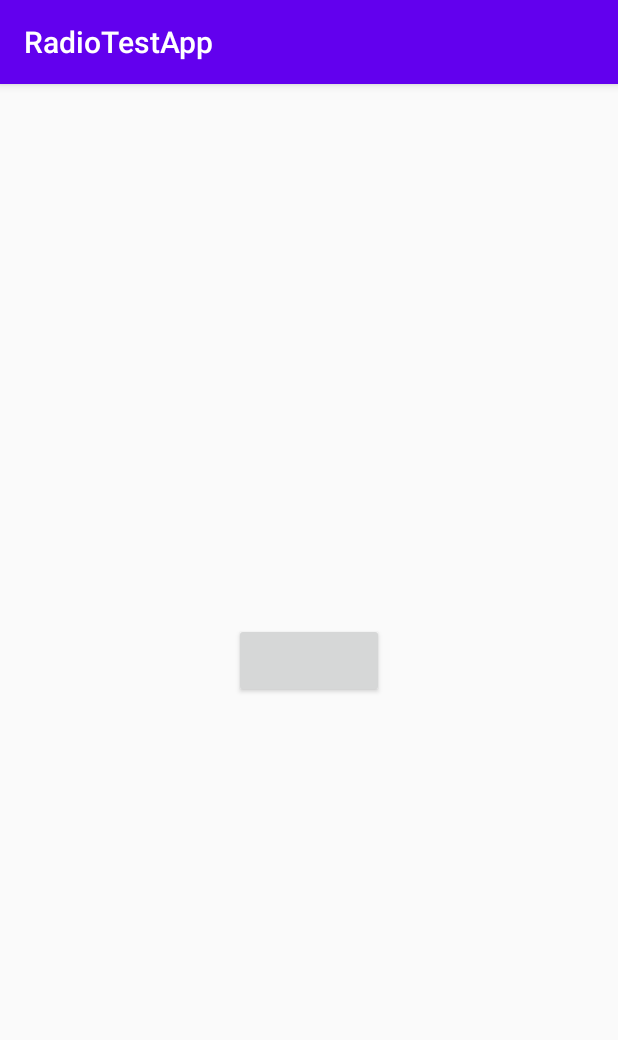
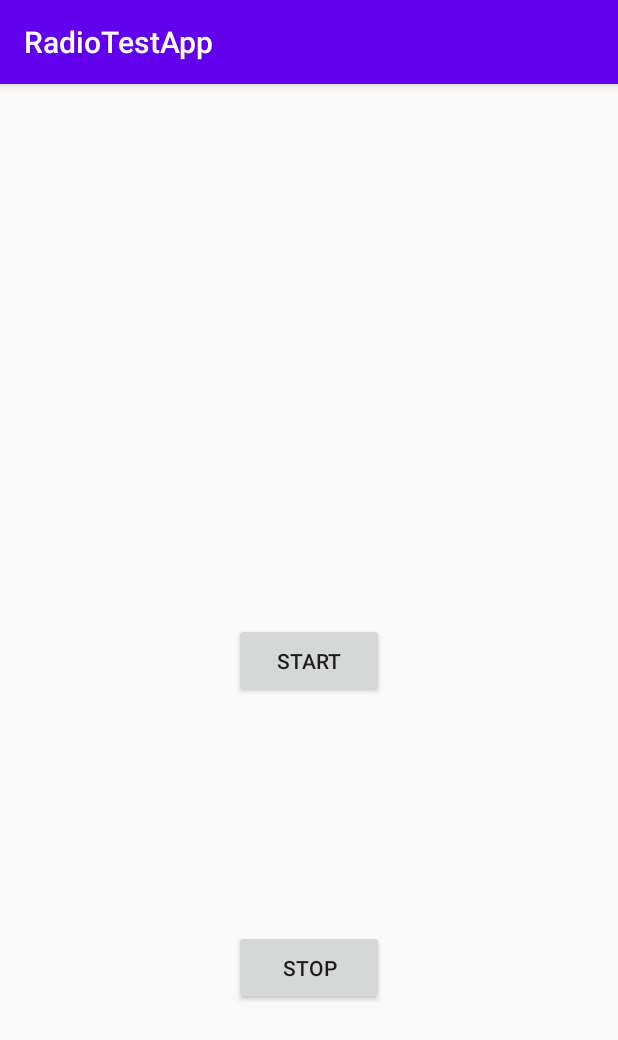
Before and after one commit to sherruh/RadioTool, an Android app: the screen it shows after launch (MainActivity), on a phone screen of 412 x 824 dp. Shown: the top 1040 px of the screen. Run offline under Robolectric (Android 15) with nearby library versions, the phone set to English and light mode, and no system bars; libraries missing offline, so code that uses them is left out: com.karumi.dexter; 1 statement that could not run was skipped.

Commit message:
Add start/stop for logging

```diff
--- a/app/src/main/java/com/example/radiotestapp/main/MainActivity.java
+++ b/app/src/main/java/com/example/radiotestapp/main/MainActivity.java
@@ -88,4 +88,7 @@ public class MainActivity extends AppCompatActivity implements CustomPhoneStateL
     public void onButtonClick(View view) {
         viewModel.start();
     }
+
+    public void onButton2Click(View view) { viewModel.stop();
+    }
 }
--- a/app/src/main/java/com/example/radiotestapp/main/radio/CustomPhoneStateListener.java
+++ b/app/src/main/java/com/example/radiotestapp/main/radio/CustomPhoneStateListener.java
@@ -6,7 +6,8 @@ import android.telephony.SignalStrength;
 
 public class CustomPhoneStateListener extends PhoneStateListener {
 
-    public static CustomPhoneStateListener start(OnSignalStrengthChangedListener onSignalStrengthChangedListener, CustomPhoneStateListener customPhoneStateListener){
+    public static CustomPhoneStateListener start(OnSignalStrengthChangedListener onSignalStrengthChangedListener,
+                                                 CustomPhoneStateListener customPhoneStateListener){
         return new CustomPhoneStateListener(onSignalStrengthChangedListener, customPhoneStateListener);
     }
 
@@ -15,7 +16,8 @@ public class CustomPhoneStateListener extends PhoneStateListener {
     private CustomPhoneStateListener() {
     }
 
-    /* synthetic */ CustomPhoneStateListener(OnSignalStrengthChangedListener onSignalStrengthChangedListener, CustomPhoneStateListener customPhoneStateListener) {
+    /* synthetic */ CustomPhoneStateListener(OnSignalStrengthChangedListener onSignalStrengthChangedListener,
+                                             CustomPhoneStateListener customPhoneStateListener) {
         this();
         mOnSignalStrengthChangedListener = onSignalStrengthChangedListener;
     }
--- a/app/src/main/res/layout/activity_main.xml
+++ b/app/src/main/res/layout/activity_main.xml
@@ -8,6 +8,7 @@
 
     <Button
         android:id="@+id/button"
+        android:text="Start"
         android:layout_width="100dp"
         android:layout_height="50dp"
         app:layout_constraintBottom_toBottomOf="parent"
@@ -16,5 +17,16 @@
         app:layout_constraintEnd_toEndOf="parent"
         android:onClick="onButtonClick"
         />
+    <Button
+        android:id="@+id/button2"
+        android:text="Stop"
+        android:layout_width="100dp"
+        android:layout_height="50dp"
+        app:layout_constraintBottom_toBottomOf="parent"
+        app:layout_constraintTop_toBottomOf="@id/button"
+        app:layout_constraintStart_toStartOf="parent"
+        app:layout_constraintEnd_toEndOf="parent"
+        android:onClick="onButton2Click"
+        />
 
 </androidx.constraintlayout.widget.ConstraintLayout>
```
Also changed, not shown: app/src/main/java/com/example/radiotestapp/main/MainViewModel.java (+15 -2 lines), app/src/main/java/com/example/radiotestapp/main/thread/LoggerRunnable.java (renamed from app/src/main/java/com/example/radiotestapp/main/thread/ThreadForLog.java, +6 -3 lines).
